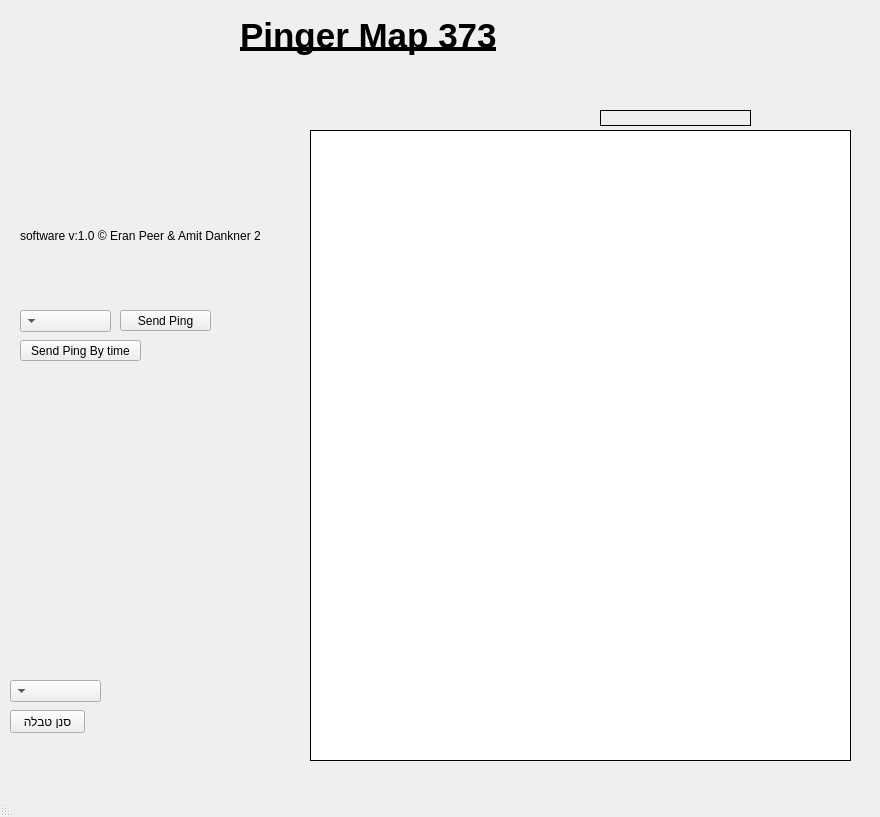
The window that pingerGui162.ui (eranp03/pingerPadam) describes before a commit, drawn with Qt 5.
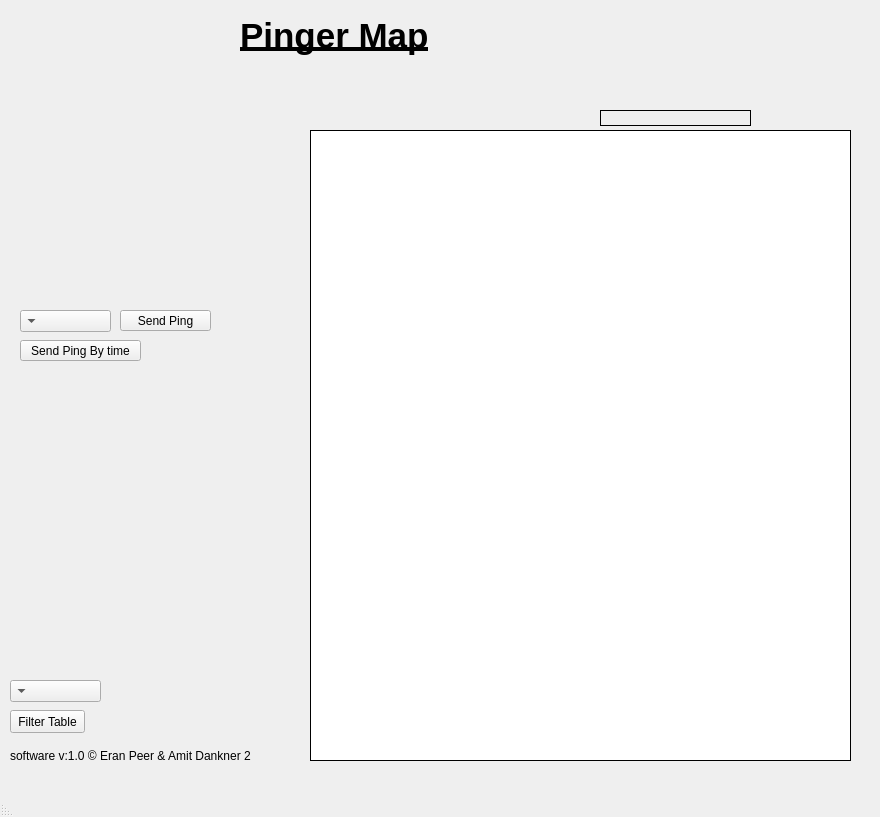
The same window after the commit. Icons and pictures are not drawn.

```diff
--- a/pingerGui162.ui
+++ b/pingerGui162.ui
@@ -93,7 +93,7 @@
      </font>
     </property>
     <property name="text">
-     <string>Pinger Map 373</string>
+     <string>Pinger Map</string>
     </property>
    </widget>
    <widget class="QComboBox" name="comboBoxTime">
@@ -181,14 +181,14 @@
      </rect>
     </property>
     <property name="text">
-     <string>סנן טבלה</string>
+     <string>Filter Table</string>
     </property>
    </widget>
    <widget class="QLabel" name="label_4">
     <property name="geometry">
      <rect>
-      <x>20</x>
-      <y>220</y>
+      <x>10</x>
+      <y>740</y>
       <width>241</width>
       <height>31</height>
      </rect>
@@ -197,19 +197,6 @@
      <string>software v:1.0 © Eran Peer &amp; Amit Dankner 2020</string>
     </property>
    </widget>
-   <widget class="QLabel" name="label_2">
-    <property name="geometry">
-     <rect>
-      <x>10</x>
-      <y>20</y>
-      <width>171</width>
-      <height>221</height>
-     </rect>
-    </property>
-    <property name="text">
-     <string>&lt;html&gt;&lt;head/&gt;&lt;body&gt;&lt;p&gt;&lt;img src=&quot;:/Logo Gdud/shobCyberLogo.png&quot; width=&quot;200&quot; height=&quot;200&quot;/&gt;&lt;/p&gt;&lt;/body&gt;&lt;/html&gt;</string>
-    </property>
-   </widget>
   </widget>
   <widget class="QMenuBar" name="menubar">
    <property name="geometry">
```
Left out of the diff: 21 changed lines with no effect on the pictures.
